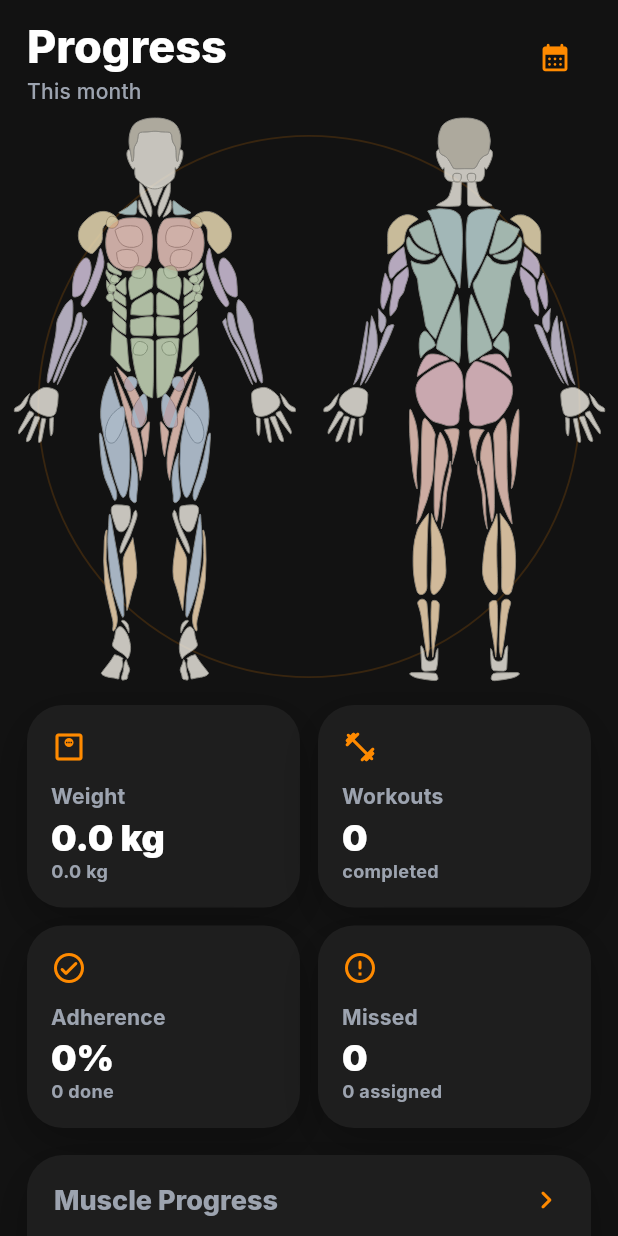
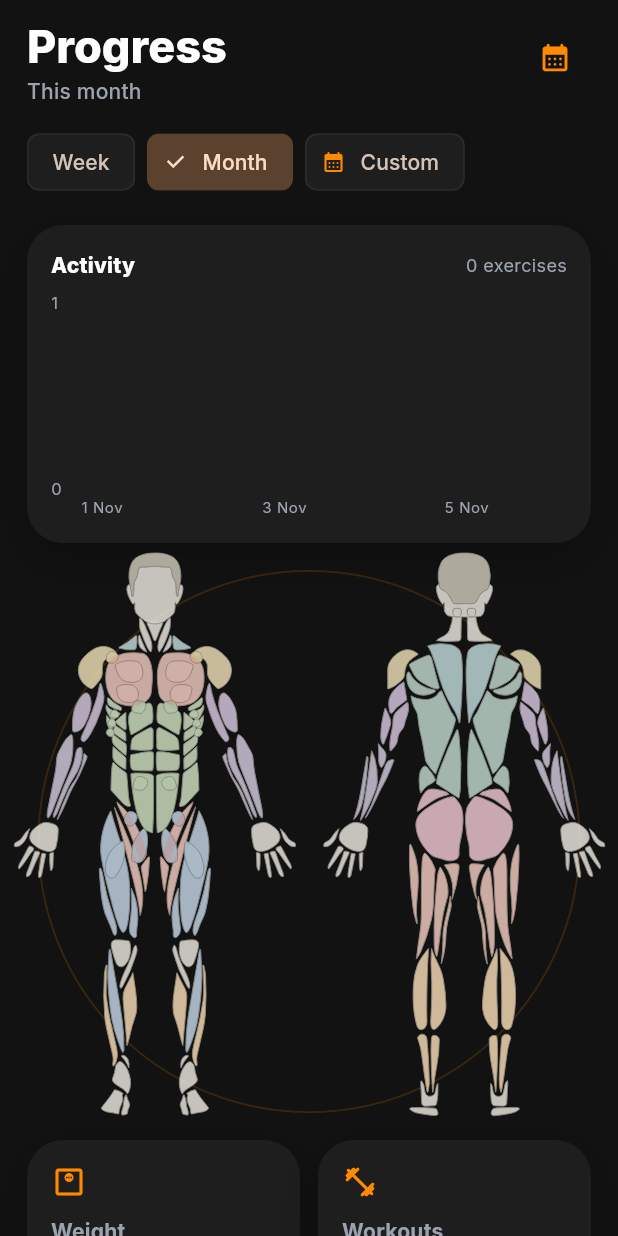
Before and after one commit to devlofttech-oss/deepfitness-app, a Flutter app: the ProgressScreen screen opened directly, on a phone screen of 412 x 824 dp. Run offline on Flutter 3.47's test engine with Material 3 defaults, Android fonts, the phone set to English and light mode, and no system bars; drawn by our look-alikes of fl_chart; our stand-ins replace cloud_firestore, cloud_functions, firebase_analytics, firebase_auth, firebase_core, firebase_crashlytics and 8 more; accounts and stored records are empty.

Commit message:
Add progress charts, range presets and plan screen tests
Module 03 had the report maths and the range query but nothing to look
at: fl_chart was a dependency nothing drew with, and the week and month
presets existed on the controller without being exposed.

Adds an activity bar chart over the selected range, derived on the
device from the completion log. Empty days are kept rather than dropped
-- a chart that silently skipped them would draw four scattered
workouts as though they were consecutive. A long range is capped at 31
bars, because past that there are more bars than pixels.

Adds the widget tests the guide asks for, covering every plan screen
state: empty, active, locked, part-way, complete, finished and skipped.
They build their plan through the real AssignedPlan mapping rather than
a hand-made WorkoutPlan, so they would catch the mapping drifting from
what the repository actually produces.

Co-Authored-By: Claude Opus 5 <noreply@anthropic.com>

```diff
--- /dev/null
+++ b/lib/features/progress/presentation/activity_chart.dart
@@ -0,0 +1,203 @@
+import 'package:deepfitness/core/theme/app_colors.dart';
+import 'package:deepfitness/shared/models/deepfitness_models.dart';
+import 'package:deepfitness/shared/widgets/premium_card.dart';
+import 'package:fl_chart/fl_chart.dart';
+import 'package:flutter/material.dart';
+
+/// Exercises completed per day over the selected range.
+///
+/// Drawn on the device from the completion log — the guide is explicit that
+/// reports are derived in Dart, with no server round trip and nothing stored.
+class ActivityChart extends StatelessWidget {
+  const ActivityChart({super.key, required this.days});
+
+  final List<DayCount> days;
+
+  @override
+  Widget build(BuildContext context) {
+    if (days.isEmpty) {
+      return const SizedBox.shrink();
+    }
+
+    final busiest = days.fold<int>(
+      0,
+      (best, day) => day.count > best ? day.count : best,
+    );
+    // An all-zero range would otherwise divide by zero and draw nothing.
+    final maxY = (busiest == 0 ? 1 : busiest).toDouble();
+    final total = days.fold<int>(0, (sum, day) => sum + day.count);
+
+    return PremiumCard(
+      padding: const EdgeInsets.fromLTRB(16, 18, 16, 10),
+      child: Column(
+        crossAxisAlignment: CrossAxisAlignment.start,
+        children: [
+          Row(
+            children: [
+              Expanded(
+                child: Text(
+                  'Activity',
+                  style: Theme.of(context).textTheme.titleMedium?.copyWith(
+                    fontWeight: FontWeight.w800,
+                  ),
+                ),
+              ),
+              Text(
+                '$total exercise${total == 1 ? '' : 's'}',
+                style: Theme.of(context).textTheme.bodyMedium?.copyWith(
+                  color: AppColors.secondaryText(context),
+                ),
+              ),
+            ],
+          ),
+          const SizedBox(height: 16),
+          SizedBox(
+            height: 150,
+            child: BarChart(
+              BarChartData(
+                maxY: maxY,
+                alignment: BarChartAlignment.spaceBetween,
+                barTouchData: BarTouchData(
+                  touchTooltipData: BarTouchTooltipData(
+                    getTooltipItem: (group, _, rod, _) {
+                      final day = days[group.x];
+                      return BarTooltipItem(
+                        '${_shortDate(day.day)}\n${day.count} done',
+                        TextStyle(
+                          color: AppColors.text(context),
+                          fontWeight: FontWeight.w600,
+                          fontSize: 12,
+                        ),
+                      );
+                    },
+                  ),
+                ),
+                gridData: FlGridData(
+                  show: true,
+                  drawVerticalLine: false,
+                  horizontalInterval: maxY <= 4 ? 1 : (maxY / 4).ceilToDouble(),
+                  getDrawingHorizontalLine: (_) => FlLine(
+                    color: AppColors.divider(context).withValues(alpha: .5),
+                    strokeWidth: 1,
+                  ),
+                ),
+                borderData: FlBorderData(show: false),
+                titlesData: FlTitlesData(
+                  topTitles: const AxisTitles(),
+                  rightTitles: const AxisTitles(),
+                  leftTitles: AxisTitles(
+                    sideTitles: SideTitles(
+                      showTitles: true,
+                      reservedSize: 28,
+                      interval: maxY <= 4 ? 1 : (maxY / 4).ceilToDouble(),
+                      getTitlesWidget: (value, meta) => Text(
+                        value.toInt().toString(),
+                        style: Theme.of(context).textTheme.bodySmall?.copyWith(
+                          color: AppColors.secondaryText(context),
+                        ),
+                      ),
+                    ),
+                  ),
+                  bottomTitles: AxisTitles(
+                    sideTitles: SideTitles(
+                      showTitles: true,
+                      reservedSize: 26,
+                      getTitlesWidget: (value, meta) {
+                        final index = value.toInt();
+                        if (index < 0 || index >= days.length) {
+                          return const SizedBox.shrink();
+                        }
+                        // Labelling every bar is unreadable past a week, so
+                        // only a handful are drawn.
+                        final step = (days.length / 5).ceil();
+                        if (index % step != 0) return const SizedBox.shrink();
+                        return Padding(
+                          padding: const EdgeInsets.only(top: 6),
+                          child: Text(
+                            _shortDate(days[index].day),
+                            style: Theme.of(context).textTheme.bodySmall
+                                ?.copyWith(
+                                  color: AppColors.secondaryText(context),
+                                  fontSize: 10,
+                                ),
+                          ),
+                        );
+                      },
+                    ),
+                  ),
+                ),
+                barGroups: [
+                  for (var i = 0; i < days.length; i++)
+                    BarChartGroupData(
+                      x: i,
+                      barRods: [
+                        BarChartRodData(
+                          toY: days[i].count.toDouble(),
+                          width: days.length > 14 ? 6 : 12,
+                          borderRadius: BorderRadius.circular(4),
+                          color: days[i].count == 0
+                              ? AppColors.divider(context)
+                              : AppColors.goldBright,
+                        ),
+                      ],
+                    ),
+                ],
+              ),
+            ),
+          ),
+        ],
+      ),
+    );
+  }
+
+  static String _shortDate(DateTime date) {
+    const months = [
+      'Jan', 'Feb', 'Mar', 'Apr', 'May', 'Jun',
+      'Jul', 'Aug', 'Sep', 'Oct', 'Nov', 'Dec',
+    ];
+    return '${date.day} ${months[date.month - 1]}';
+  }
+}
+
+/// Week / month / custom, as the reports module calls for.
+class RangePresets extends StatelessWidget {
+  const RangePresets({
+    super.key,
+    required this.isCustom,
+    required this.onWeek,
+    required this.onMonth,
+    required this.onCustom,
+    required this.customLabel,
+  });
+
+  final bool isCustom;
+  final VoidCallback onWeek;
+  final VoidCallback onMonth;
+  final VoidCallback onCustom;
+  final String customLabel;
+
+  @override
+  Widget build(BuildContext context) {
+    return Wrap(
+      spacing: 8,
+      children: [
+        ChoiceChip(
+          label: const Text('Week'),
+          selected: false,
+          onSelected: (_) => onWeek(),
+        ),
+        ChoiceChip(
+          label: const Text('Month'),
+          selected: !isCustom,
+          onSelected: (_) => onMonth(),
+        ),
+        ChoiceChip(
+          avatar: const Icon(Icons.calendar_month_rounded, size: 16),
+          label: Text(isCustom ? customLabel : 'Custom'),
+          selected: isCustom,
+          onSelected: (_) => onCustom(),
+        ),
+      ],
+    );
+  }
+}
--- a/lib/features/progress/presentation/progress_screen.dart
+++ b/lib/features/progress/presentation/progress_screen.dart
@@ -1,6 +1,7 @@
 import 'dart:math' as math;
 
 import 'package:deepfitness/core/theme/app_colors.dart';
+import 'package:deepfitness/features/progress/presentation/activity_chart.dart';
 import 'package:deepfitness/services/app_data_repository.dart';
 import 'package:deepfitness/shared/models/deepfitness_models.dart';
 import 'package:deepfitness/shared/widgets/async_state.dart';
@@ -53,27 +54,7 @@ class _ProgressContent extends ConsumerWidget {
           title: 'Progress',
           subtitle: rangeLabel,
           action: IconButton(
-            onPressed: () async {
-              final now = DateTime.now();
-              final picked = await showDateRangePicker(
-                context: context,
-                firstDate: now.subtract(const Duration(days: 365)),
-                lastDate: now,
-                initialDateRange: selectedRange == null
-                    ? DateTimeRange(
-                        start: DateTime(now.year, now.month, 1),
-                        end: now,
-                      )
-                    : DateTimeRange(
-                        start: selectedRange.start,
-                        end: selectedRange.end,
-                      ),
-              );
-              if (picked == null) return;
-              ref
-                  .read(progressDateRangeProvider.notifier)
-                  .select(picked.start, picked.end);
-            },
+            onPressed: () => _pickRange(context, ref, selectedRange),
             icon: const Icon(
               Icons.calendar_month_rounded,
               color: AppColors.gold,
@@ -81,7 +62,18 @@ class _ProgressContent extends ConsumerWidget {
             ),
           ),
         ),
-        const SizedBox(height: 20),
+        const SizedBox(height: 14),
+        RangePresets(
+          isCustom: selectedRange != null,
+          customLabel: rangeLabel,
+          onWeek: () =>
+              ref.read(progressDateRangeProvider.notifier).selectLastWeek(),
+          onMonth: () => ref.read(progressDateRangeProvider.notifier).clear(),
+          onCustom: () => _pickRange(context, ref, selectedRange),
+        ),
+        const SizedBox(height: 18),
+        ActivityChart(days: progress.dailyCompletions),
+        const SizedBox(height: 18),
         _BodyVisualCard(progress: progress),
         const SizedBox(height: 18),
         Row(
@@ -1224,3 +1216,21 @@ class _Metric extends StatelessWidget {
     );
   }
 }
+
+Future<void> _pickRange(
+  BuildContext context,
+  WidgetRef ref,
+  ({DateTime start, DateTime end})? current,
+) async {
+  final now = DateTime.now();
+  final picked = await showDateRangePicker(
+    context: context,
+    firstDate: now.subtract(const Duration(days: 365)),
+    lastDate: now,
+    initialDateRange: current == null
+        ? DateTimeRange(start: DateTime(now.year, now.month, 1), end: now)
+        : DateTimeRange(start: current.start, end: current.end),
+  );
+  if (picked == null) return;
+  ref.read(progressDateRangeProvider.notifier).select(picked.start, picked.end);
+}
--- a/lib/shared/models/deepfitness_models.dart
+++ b/lib/shared/models/deepfitness_models.dart
@@ -381,6 +381,7 @@ class MemberProgress {
     required this.completedExercises,
     required this.missedExercises,
     required this.adherence,
+    this.dailyCompletions = const [],
     this.gender,
   });
 
@@ -395,5 +396,17 @@ class MemberProgress {
   final int completedExercises;
   final int missedExercises;
   final double adherence;
+
+  /// Exercises completed per day over the selected range, oldest first. The
+  /// chart draws this; nothing about it is stored.
+  final List<DayCount> dailyCompletions;
   final String? gender;
 }
+
+/// One bar on the activity chart.
+class DayCount {
+  const DayCount(this.day, this.count);
+
+  final DateTime day;
+  final int count;
+}
```
Also changed, not shown: lib/services/app_data_repository.dart (+44 -0 lines), 3 other files.
